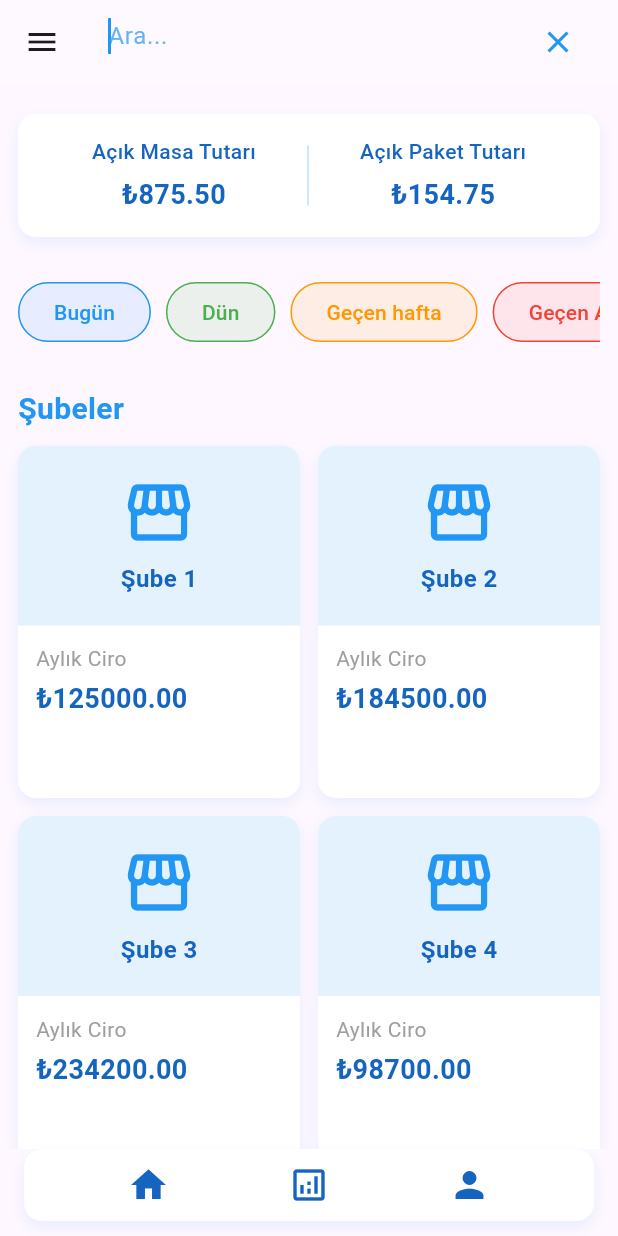
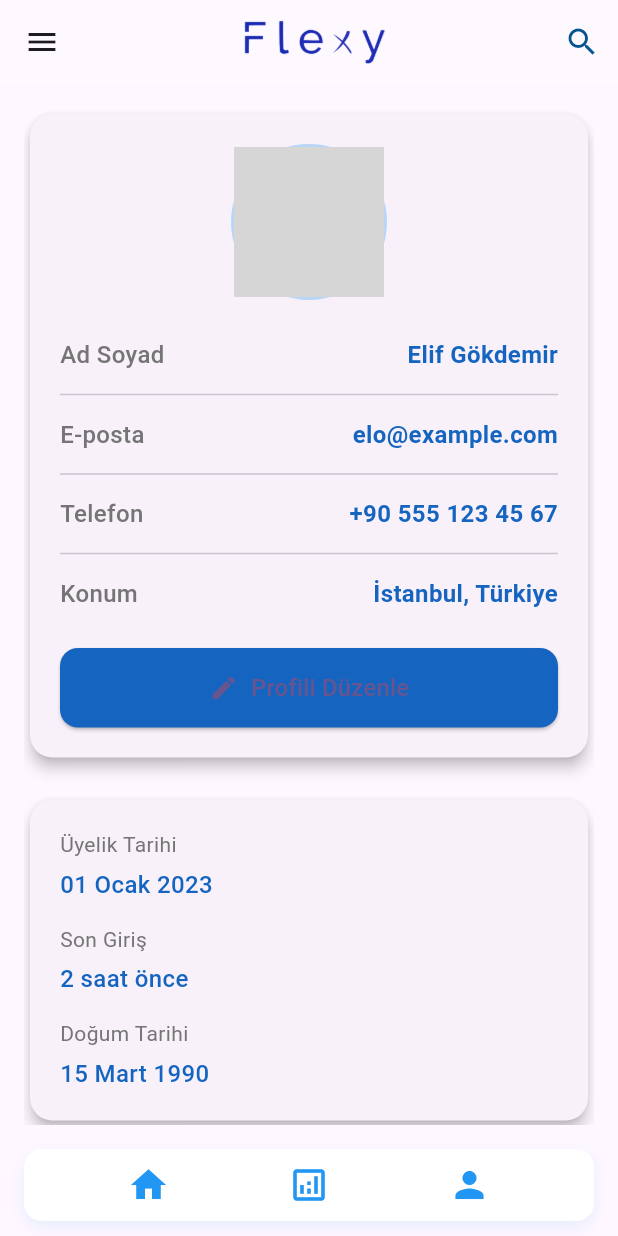
Before and after one commit to eliifgokdemiir/flutter, a Flutter app: the NavbarMenu widget shown alone on an empty page, opened directly, after a tap on "Anasayfa", after a tap on the "search" icon, after a tap on the "person" icon, on a phone screen of 412 x 824 dp. Run offline on Flutter 3.47's test engine with Material 3 defaults, Android fonts, the phone set to English and light mode, and no system bars; our stand-ins replace image_picker; missing offline and left inert: image_picker_android, image_picker_platform_interface; grey boxes are pictures that could not be loaded.

Commit message:
profile.dart

```diff
--- a/state_management/lib/main.dart
+++ b/state_management/lib/main.dart
@@ -1,8 +1,12 @@
 import 'package:flutter/material.dart';
 import 'package:state_management/ui/view/home.dart';
+import 'package:image_picker_android/image_picker_android.dart';
+import 'package:image_picker_platform_interface/image_picker_platform_interface.dart';
 
 void main() {
-  runApp(const MyApp());
+  ImagePickerPlatform imagePickerImplementation = ImagePickerAndroid();
+  ImagePickerPlatform.instance = imagePickerImplementation;
+  runApp(MyApp());
 }
 
 class MyApp extends StatelessWidget {
--- a/state_management/lib/ui/view/home.dart
+++ b/state_management/lib/ui/view/home.dart
@@ -4,6 +4,7 @@ import 'package:state_management/data/entity/branch.dart';
 import 'package:state_management/ui/view/dashboard.dart';
 import 'package:state_management/ui/view/navbar_menu.dart';
 import 'package:state_management/ui/view/branches.dart';
+import 'package:state_management/ui/view/profile.dart';
 
 class Home extends StatefulWidget {
   const Home({super.key});
@@ -228,7 +229,12 @@ class _HomeState extends State<Home> {
             ),
             IconButton(
               icon: Icon(Icons.person, color: Colors.blue[800], size: 28),
-              onPressed: () {},
+              onPressed: () {
+                Navigator.push(
+                  context,
+                  MaterialPageRoute(builder: (context) => const Profile()),
+                );
+              },
             ),
           ],
         ),
@@ -261,7 +267,7 @@ class _HomeState extends State<Home> {
   }
 
   Widget _buildBranchCard(Branch branch) {
-    return InkWell(
+    return GestureDetector(
       onTap: () {
         Navigator.push(
           context,
--- a/state_management/lib/ui/view/navbar_menu.dart
+++ b/state_management/lib/ui/view/navbar_menu.dart
@@ -2,6 +2,7 @@ import 'package:flutter/material.dart';
 import 'package:state_management/ui/view/branches.dart';
 import 'package:state_management/ui/view/dashboard.dart';
 import 'package:state_management/ui/view/home.dart';
+import 'package:state_management/ui/view/profile.dart';
 
 class NavbarMenu extends StatelessWidget {
   const NavbarMenu({super.key});
@@ -43,7 +44,7 @@ class NavbarMenu extends StatelessWidget {
                 _buildMenuItem(
                     Icons.business, 'Şubeler', context, const Home()),
                 _buildMenuItem(
-                    Icons.person, 'Profil', context, const Dashboard()),
+                    Icons.person, 'Profil', context, const Profile()),
                 _buildMenuItem(
                     Icons.settings, 'Ayarlar', context, const Dashboard()),
                 _buildMenuItem(
--- /dev/null
+++ b/state_management/lib/ui/view/profile.dart
@@ -0,0 +1,368 @@
+import 'package:flutter/material.dart';
+import 'package:state_management/ui/view/dashboard.dart';
+import 'package:state_management/ui/view/home.dart';
+import 'package:state_management/ui/view/navbar_menu.dart';
+import 'dart:io';
+import 'package:image_picker/image_picker.dart';
+
+class Profile extends StatefulWidget {
+  const Profile({super.key});
+
+  @override
+  State<Profile> createState() => _ProfileState();
+}
+
+class _ProfileState extends State<Profile> {
+  final GlobalKey<ScaffoldState> _scaffoldKey = GlobalKey<ScaffoldState>();
+  bool _isSearching = false;
+  final TextEditingController _searchController = TextEditingController();
+
+  late TextEditingController _nameController;
+  late TextEditingController _emailController;
+  String _userName = 'Elif Gökdemir';
+  String _userEmail = 'elo@example.com';
+
+  File? _profileImage;
+  final ImagePicker _picker = ImagePicker();
+
+  Future<void> _pickImage() async {
+    final XFile? image = await showModalBottomSheet<XFile>(
+      context: context,
+      builder: (context) => SafeArea(
+        child: Column(
+          mainAxisSize: MainAxisSize.min,
+          children: [
+            ListTile(
+              leading: const Icon(Icons.photo_library),
+              title: const Text('Galeriden Seç'),
+              onTap: () async {
+                Navigator.pop(context);
+                final XFile? image = await _picker.pickImage(
+                  source: ImageSource.gallery,
+                  maxWidth: 800,
+                  maxHeight: 800,
+                  imageQuality: 85,
+                );
+                if (image != null) {
+                  setState(() => _profileImage = File(image.path));
+                }
+              },
+            ),
+            ListTile(
+              leading: const Icon(Icons.camera_alt),
+              title: const Text('Kamera ile Çek'),
+              onTap: () async {
+                Navigator.pop(context);
+                final XFile? image = await _picker.pickImage(
+                  source: ImageSource.camera,
+                  maxWidth: 800,
+                  maxHeight: 800,
+                  imageQuality: 85,
+                );
+                if (image != null) {
+                  setState(() => _profileImage = File(image.path));
+                }
+              },
+            ),
+          ],
+        ),
+      ),
+    );
+  }
+
+  @override
+  void initState() {
+    super.initState();
+    _nameController = TextEditingController(text: _userName);
+    _emailController = TextEditingController(text: _userEmail);
+  }
+
+  @override
+  void dispose() {
+    _nameController.dispose();
+    _emailController.dispose();
+    super.dispose();
+  }
+
+  void _updateProfile() async {
+    final result = await showDialog(
+      context: context,
+      builder: (context) => AlertDialog(
+        backgroundColor: const Color.fromARGB(255, 127, 168, 214),
+        title: const Text(
+          'Profili Düzenle',
+          style: TextStyle(
+            color: Colors.white,
+            fontSize: 20,
+            fontWeight: FontWeight.bold,
+          ),
+        ),
+        content: SingleChildScrollView(
+          child: Column(
+            mainAxisSize: MainAxisSize.min,
+            children: [
+              TextFormField(
+                controller: _nameController,
+                decoration: const InputDecoration(
+                  labelText: 'Ad Soyad',
+                  border: OutlineInputBorder(),
+                ),
+              ),
+              const SizedBox(height: 16),
+              TextFormField(
+                controller: _emailController,
+                decoration: const InputDecoration(
+                  labelText: 'E-posta',
+                  border: OutlineInputBorder(),
+                ),
+                keyboardType: TextInputType.emailAddress,
+              ),
+            ],
+          ),
+        ),
+        actions: [
+          TextButton(
+            onPressed: () => Navigator.pop(context),
+            child: const Text('İptal'),
+          ),
+          ElevatedButton(
+            onPressed: () {
+              Navigator.pop(context, {
+                'name': _nameController.text,
+                'email': _emailController.text
+              });
+            },
+            child: const Text('Kaydet'),
+          ),
+        ],
+      ),
+    );
+
+    if (result != null) {
+      setState(() {
+        _userName = result['name'];
+        _userEmail = result['email'];
+      });
+    }
+  }
+
+  void _toggleSearch() {
+    setState(() {
+      _isSearching = !_isSearching;
+      if (!_isSearching) _searchController.clear();
+    });
+  }
+
+  @override
+  Widget build(BuildContext context) {
+    return Scaffold(
+      key: _scaffoldKey,
+      drawer: const NavbarMenu(),
+      appBar: AppBar(
+        backgroundColor: Colors.white12,
+        title: Padding(
+          padding: const EdgeInsets.symmetric(horizontal: 16),
+          child: Row(
+            mainAxisSize: MainAxisSize.max,
+            mainAxisAlignment: MainAxisAlignment.center,
+            children: [
+              Image.asset(
+                'assets/logo/flexy-logo.png',
+                width: 100,
+                height: 50,
+              ),
+            ],
+          ),
+        ),
+        actions: [
+          IconButton(
+              onPressed: () {
+                _toggleSearch;
+              },
+              icon: const Icon(
+                Icons.search,
+                color: Color.fromARGB(255, 6, 83, 146),
+              ))
+        ],
+      ),
+      body: Padding(
+        padding: const EdgeInsets.all(16.0),
+        child: ListView(
+          children: [
+            Card(
+              elevation: 4,
+              shape: RoundedRectangleBorder(
+                borderRadius: BorderRadius.circular(15),
+              ),
+              child: Padding(
+                padding: const EdgeInsets.all(20.0),
+                child: Column(
+                  children: [
+                    GestureDetector(
+                      onTap: _pickImage,
+                      child: Container(
+                        decoration: BoxDecoration(
+                          shape: BoxShape.circle,
+                          border: Border.all(
+                            color: Colors.blue.withOpacity(0.3),
+                            width: 2,
+                          ),
+                        ),
+                        child: CircleAvatar(
+                          radius: 50,
+                          backgroundColor: Colors.blue[50],
+                          backgroundImage: _profileImage != null
+                              ? FileImage(_profileImage!)
+                              : const AssetImage('assets/images/profile.png')
+                                  as ImageProvider,
+                          child: _profileImage == null
+                              ? Icon(Icons.add_a_photo,
+                                  size: 40, color: Colors.blue[800])
+                              : null,
+                        ),
+                      ),
+                    ),
+                    const SizedBox(height: 25),
+                    _buildInfoRow('Ad Soyad', _userName),
+                    const Divider(height: 30),
+                    _buildInfoRow('E-posta', _userEmail),
+                    const Divider(height: 30),
+                    _buildInfoRow('Telefon', '+90 555 123 45 67'),
+                    const Divider(height: 30),
+                    _buildInfoRow('Konum', 'İstanbul, Türkiye'),
+                    const SizedBox(height: 25),
+                    SizedBox(
+                      width: double.infinity,
+                      child: ElevatedButton.icon(
+                        icon: const Icon(Icons.edit, size: 20),
+                        label: const Text('Profili Düzenle',
+                            style: TextStyle(fontSize: 16)),
+                        style: ElevatedButton.styleFrom(
+                          backgroundColor: Colors.blue[800],
+                          padding: const EdgeInsets.symmetric(vertical: 15),
+                          shape: RoundedRectangleBorder(
+                            borderRadius: BorderRadius.circular(12),
+                          ),
+                        ),
+                        onPressed: _updateProfile,
+                      ),
+                    ),
+                  ],
+                ),
+              ),
+            ),
+            const SizedBox(height: 20),
+            Card(
+              elevation: 4,
+              shape: RoundedRectangleBorder(
+                borderRadius: BorderRadius.circular(15),
+              ),
+              child: Padding(
+                padding: const EdgeInsets.all(20.0),
+                child: Column(
+                  crossAxisAlignment: CrossAxisAlignment.start,
+                  children: [
+                    _buildDetailItem('Üyelik Tarihi', '01 Ocak 2023'),
+                    const SizedBox(height: 15),
+                    _buildDetailItem('Son Giriş', '2 saat önce'),
+                    const SizedBox(height: 15),
+                    _buildDetailItem('Doğum Tarihi', '15 Mart 1990'),
+                  ],
+                ),
+              ),
+            ),
+          ],
+        ),
+      ),
+      bottomNavigationBar: Container(
+        margin: const EdgeInsets.only(bottom: 10, left: 16, right: 16),
+        decoration: BoxDecoration(
+          color: Colors.white,
+          borderRadius: BorderRadius.circular(12),
+          boxShadow: [
+            BoxShadow(
+              color: Colors.blue.withOpacity(0.1),
+              blurRadius: 8,
+              offset: const Offset(0, 4),
+            ),
+          ],
+        ),
+        child: Row(
+          mainAxisAlignment: MainAxisAlignment.spaceEvenly,
+          children: [
+            IconButton(
+              onPressed: () {
+                Navigator.push(context,
+                    MaterialPageRoute(builder: (context) => const Home()));
+              },
+              icon: Icon(Icons.home, color: Colors.blue, size: 28),
+            ),
+            IconButton(
+              onPressed: () {
+                Navigator.push(context,
+                    MaterialPageRoute(builder: (context) => const Dashboard()));
+              },
+              icon:
+                  Icon(Icons.analytics_outlined, color: Colors.blue, size: 28),
+            ),
+            IconButton(
+              onPressed: () {
+                Navigator.push(context,
+                    MaterialPageRoute(builder: (context) => const Profile()));
+              },
+              icon: Icon(Icons.person, color: Colors.blue, size: 28),
+            ),
+          ],
+        ),
+      ),
+    );
+  }
+
+  Widget _buildInfoRow(String title, String value) {
+    return Row(
+      mainAxisAlignment: MainAxisAlignment.spaceBetween,
+      children: [
+        Text(
+          title,
+          style: TextStyle(
+            fontSize: 16,
+            color: Colors.grey[600],
+            fontWeight: FontWeight.w500,
+          ),
+        ),
+        Text(
+          value,
+          style: TextStyle(
+            fontSize: 16,
+            color: Colors.blue[800],
+            fontWeight: FontWeight.bold,
+          ),
+        ),
+      ],
+    );
+  }
+
+  Widget _buildDetailItem(String title, String value) {
+    return Column(
+      crossAxisAlignment: CrossAxisAlignment.start,
+      children: [
+        Text(
+          title,
+          style: TextStyle(
+            fontSize: 14,
+            color: Colors.grey[600],
+          ),
+        ),
+        const SizedBox(height: 5),
+        Text(
+          value,
+          style: TextStyle(
+            fontSize: 16,
+            color: Colors.blue[800],
+            fontWeight: FontWeight.w500,
+          ),
+        ),
+      ],
+    );
+  }
+}
--- a/state_management/pubspec.yaml
+++ b/state_management/pubspec.yaml
@@ -30,6 +30,8 @@ environment:
 dependencies:
   flutter:
     sdk: flutter
+
+  image_picker: ^0.8.7+3
 
 
   # The following adds the Cupertino Icons font to your application.
```
Also changed, not shown: state_management/lib/ui/view/dashboard.dart (+55 -9 lines), state_management/pubspec.lock, 5 other files.
